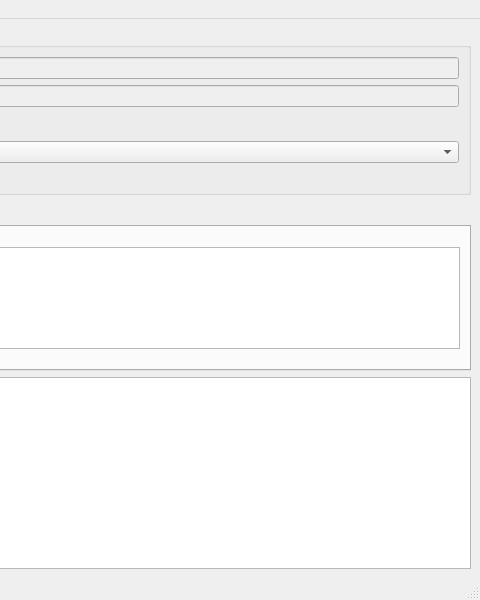
Qt form gui/weatherclientmain.ui (yshao/weathergit) before a commit; both pictures show x 320 to 800 and y 0 to 600 of the 800 by 600 pixel window.
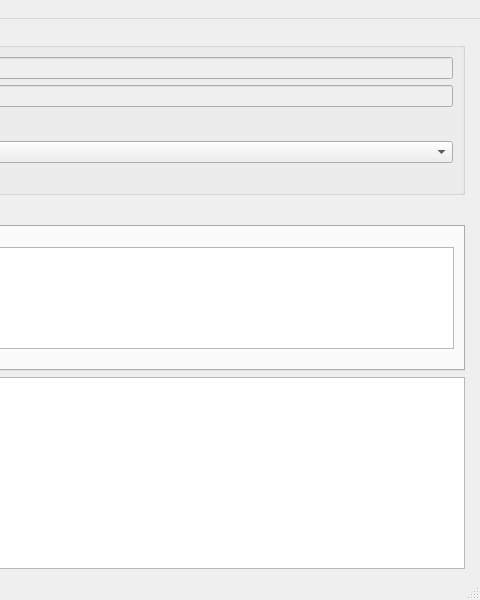
The same form after that commit.

What changed in the file:
```diff
--- a/gui/weatherclientmain.ui
+++ b/gui/weatherclientmain.ui
@@ -14,8 +14,8 @@
    <string>BEST WeatherStation Client</string>
   </property>
   <widget class="QWidget" name="centralwidget">
-   <layout class="QVBoxLayout" name="verticalLayout">
-    <item>
+   <layout class="QGridLayout" name="gridLayout_2">
+    <item row="0" column="0">
      <widget class="QGroupBox" name="groupBox">
       <property name="title">
        <string>SMAP Server</string>
@@ -85,7 +85,10 @@
       </layout>
      </widget>
     </item>
-    <item>
+    <item row="2" column="0">
+     <widget class="QTextBrowser" name="outLogBrowser"/>
+    </item>
+    <item row="1" column="0">
      <widget class="QTabWidget" name="tabWidget">
       <property name="currentIndex">
        <number>0</number>
@@ -144,8 +147,8 @@
       </widget>
      </widget>
     </item>
-    <item>
-     <widget class="QTextBrowser" name="outLogBrowser"/>
+    <item row="1" column="1">
+     <widget class="QWidget" name="mplWidget" native="true"/>
     </item>
    </layout>
   </widget>
```
